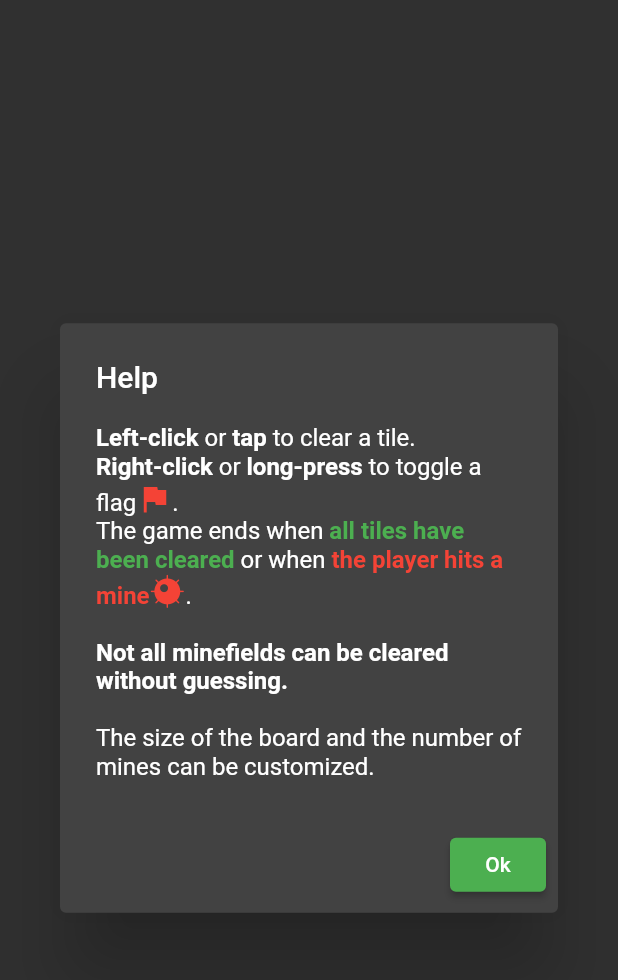
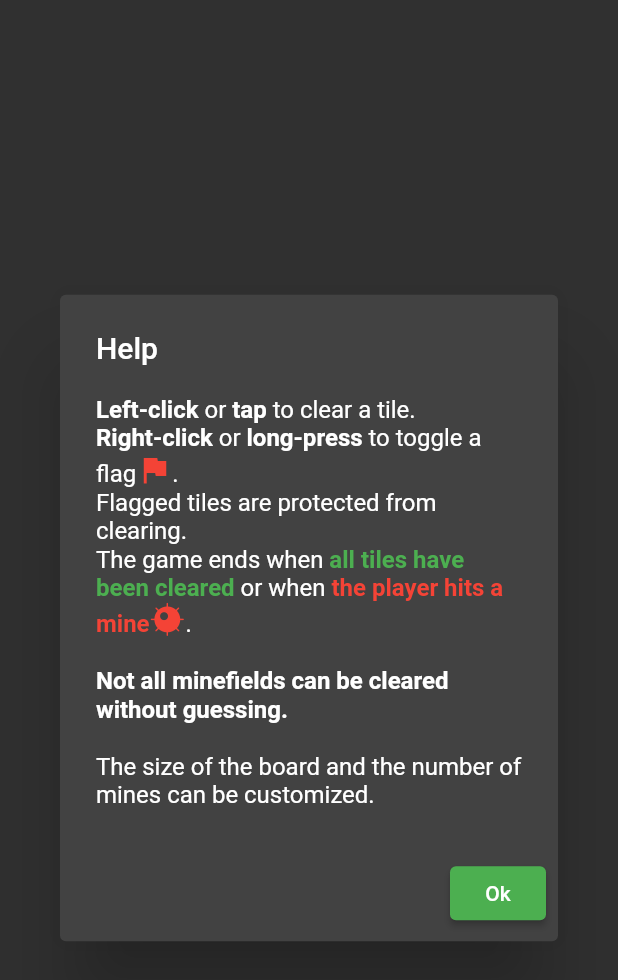
Before and after one commit to xiej2520/Minesweeper_Flutter, a Flutter app: the HelpDialog widget shown alone on an empty page, opened directly, on a phone screen of 412 x 824 dp. Shown: the top 980 px of the screen. Run offline on Flutter 3.47's test engine with Material 2 defaults, Android fonts, the light colour scheme and no system bars; missing offline and left inert: universal_html.

Commit message:
Updated ME, built latest version for web and placed in /docs

```diff
--- a/lib/help_dialog.dart
+++ b/lib/help_dialog.dart
@@ -25,6 +25,7 @@ class HelpDialog extends StatelessWidget {
           TextSpan(text: ' to toggle a flag'),
           WidgetSpan(child: Icon(Icons.flag, color: Colors.red)),
           TextSpan(text: '.\n'),
+          TextSpan(text: 'Flagged tiles are protected from clearing.\n'),
           TextSpan(text: 'The game ends when '),
           TextSpan(
               text: 'all tiles have been cleared',
```
Also changed, not shown: 4 other files.
